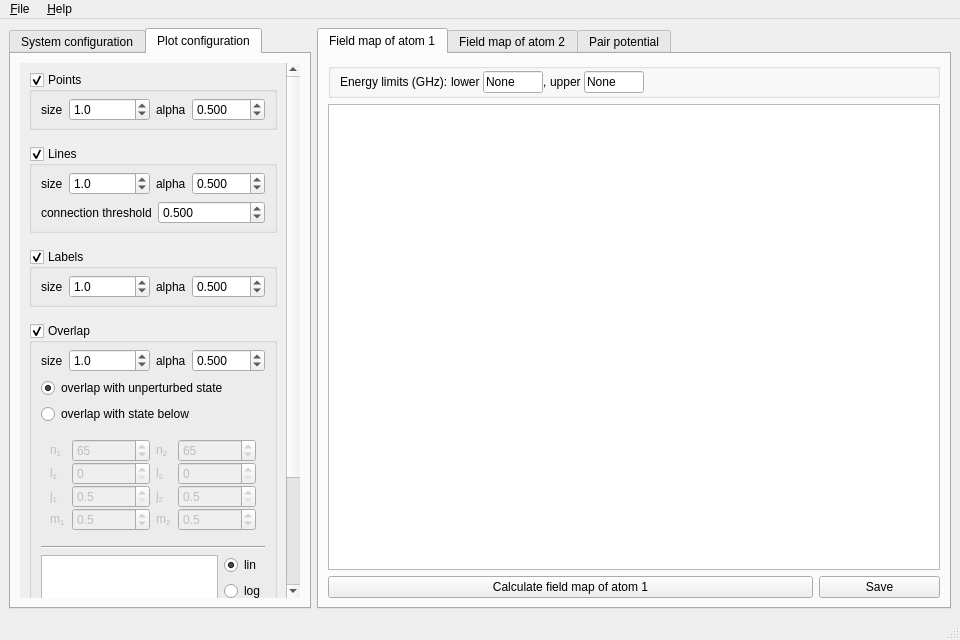
First picture: the form in gui/plotter.ui, repository pairinteraction/pairinteraction, before the edit.
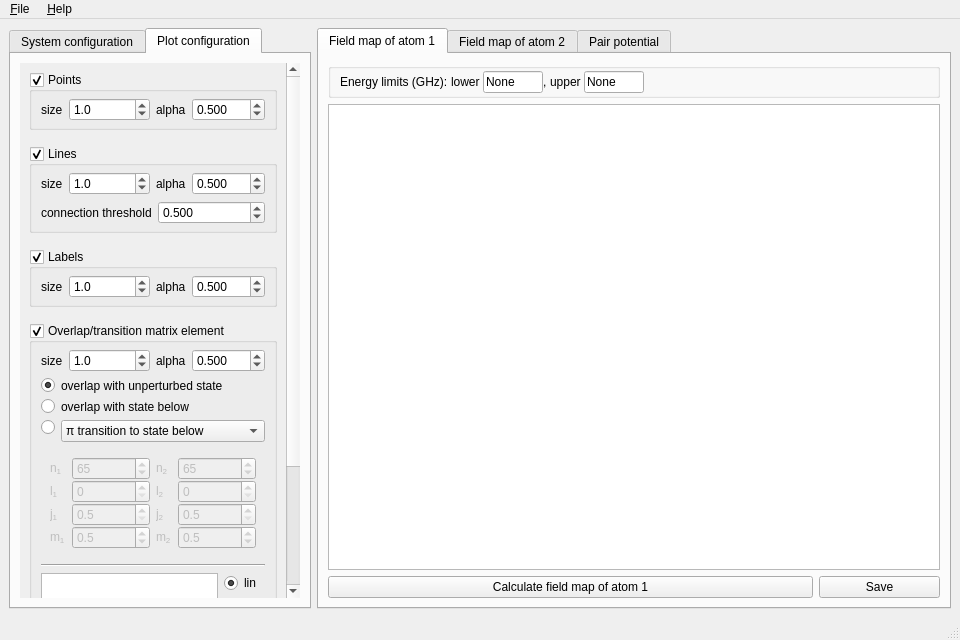
Second picture: the form after the edit. The open tabs and pages were chosen to show the change. Custom widgets are drawn as their Qt base class.

The edit to the form file:
```diff
--- a/gui/plotter.ui
+++ b/gui/plotter.ui
@@ -1781,9 +1781,9 @@
            <property name="geometry">
             <rect>
              <x>0</x>
-             <y>-313</y>
-             <width>269</width>
-             <height>839</height>
+             <y>0</y>
+             <width>270</width>
+             <height>870</height>
             </rect>
            </property>
            <layout class="QVBoxLayout" name="verticalLayout_5">
@@ -2342,7 +2342,7 @@
                <bool>true</bool>
               </property>
               <property name="title">
-               <string>Overlap</string>
+               <string>Overlap/transition matrix element</string>
               </property>
               <property name="flat">
                <bool>false</bool>
@@ -2485,39 +2485,92 @@
                 </layout>
                </item>
                <item>
-                <widget class="QWidget" name="widget" native="true">
-                 <layout class="QVBoxLayout" name="verticalLayout_9">
-                  <property name="leftMargin">
-                   <number>0</number>
-                  </property>
-                  <property name="topMargin">
-                   <number>0</number>
-                  </property>
-                  <property name="rightMargin">
-                   <number>0</number>
-                  </property>
-                  <property name="bottomMargin">
-                   <number>0</number>
-                  </property>
-                  <item>
+                <layout class="QFormLayout" name="formLayout_6">
+                 <property name="fieldGrowthPolicy">
+                  <enum>QFormLayout::ExpandingFieldsGrow</enum>
+                 </property>
+                 <property name="labelAlignment">
+                  <set>Qt::AlignLeading|Qt::AlignLeft|Qt::AlignVCenter</set>
+                 </property>
+                 <property name="formAlignment">
+                  <set>Qt::AlignLeading|Qt::AlignLeft|Qt::AlignTop</set>
+                 </property>
+                 <property name="horizontalSpacing">
+                  <number>-1</number>
+                 </property>
+                 <property name="verticalSpacing">
+                  <number>-1</number>
+                 </property>
+                 <item row="0" column="0">
                    <widget class="QRadioButton" name="radiobutton_plot_overlapUnperturbed">
                     <property name="text">
+                    <string/>
+                   </property>
+                   <property name="checked">
+                    <bool>true</bool>
+                   </property>
+                  </widget>
+                 </item>
+                 <item row="0" column="1">
+                  <widget class="QLabel" name="label">
+                   <property name="text">
                      <string>overlap with unperturbed state</string>
                     </property>
-                    <property name="checked">
-                     <bool>true</bool>
-                    </property>
-                   </widget>
-                  </item>
-                  <item>
+                  </widget>
+                 </item>
+                 <item row="1" column="0">
                    <widget class="QRadioButton" name="radiobutton_plot_overlapDefined">
                     <property name="text">
+                    <string/>
+                   </property>
+                  </widget>
+                 </item>
+                 <item row="1" column="1">
+                  <widget class="QLabel" name="label_86">
+                   <property name="text">
                      <string>overlap with state below</string>
                     </property>
                    </widget>
                   </item>
-                 </layout>
-                </widget>
+                 <item row="2" column="0">
+                  <widget class="QRadioButton" name="radiobutton_plot_overlapTransition">
+                   <property name="text">
+                    <string/>
+                   </property>
+                  </widget>
+                 </item>
+                 <item row="2" column="1">
+                  <widget class="QComboBox" name="combobox_plot_overlapTransition">
+                   <property name="sizePolicy">
+                    <sizepolicy hsizetype="Expanding" vsizetype="Fixed">
+                     <horstretch>0</horstretch>
+                     <verstretch>0</verstretch>
+                    </sizepolicy>
+                   </property>
+                   <property name="minimumSize">
+                    <size>
+                     <width>50</width>
+                     <height>0</height>
+                    </size>
+                   </property>
+                   <item>
+                    <property name="text">
+                     <string>π transition to state below</string>
+                    </property>
+                   </item>
+                   <item>
+                    <property name="text">
+                     <string>σ+ transition to state below</string>
+                    </property>
+                   </item>
+                   <item>
+                    <property name="text">
+                     <string>σ- transition to state below</string>
+                    </property>
+                   </item>
+                  </widget>
+                 </item>
+                </layout>
                </item>
                <item>
                 <widget class="QWidget" name="widget_plot_qn" native="true">
```
Lines whose indentation alone changed are shown as unchanged.
